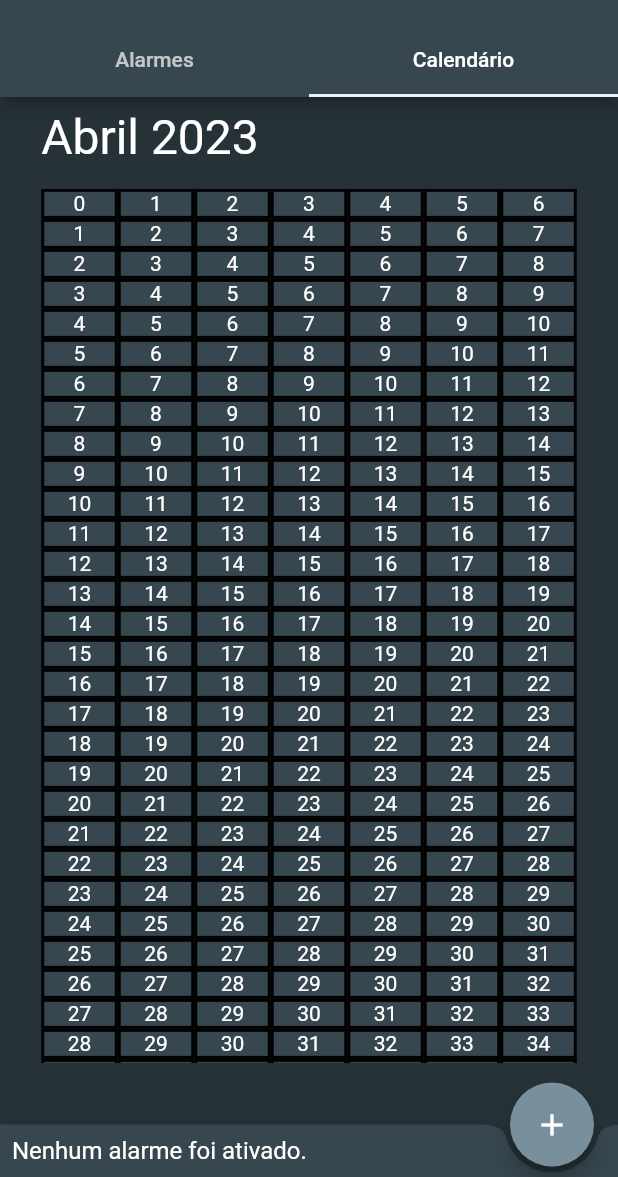
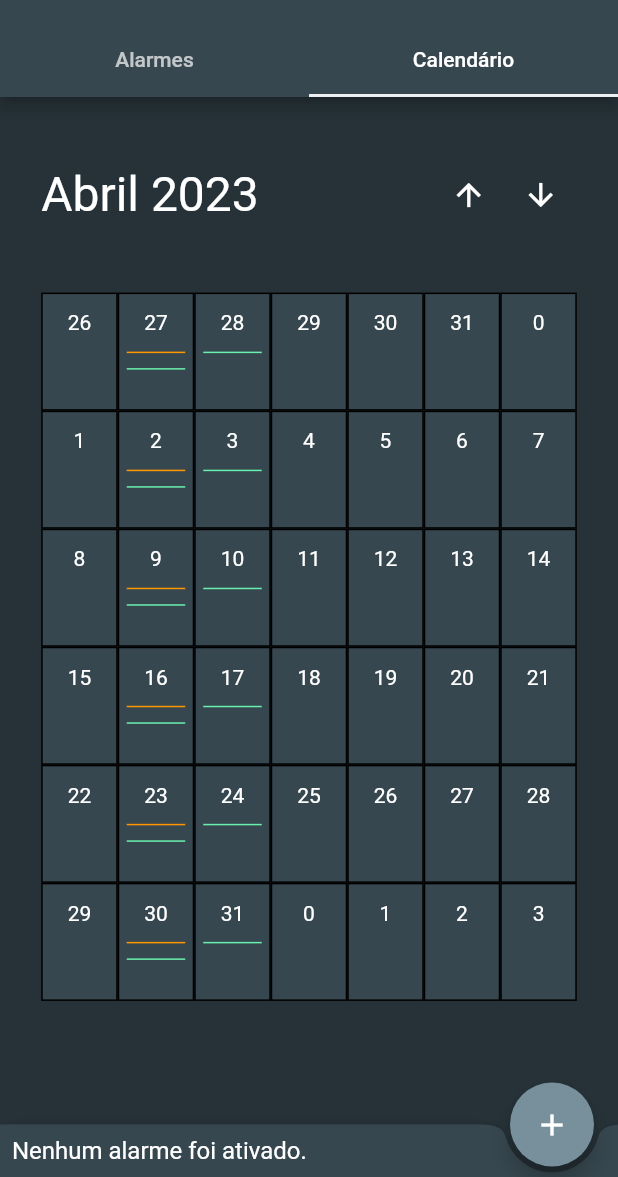
Before and after one commit to MatheusAraujo6/pimobile3a, a Flutter app: the TelaPrincipal screen opened directly, tab 2 chosen, on a phone screen of 412 x 824 dp, the part 59-1236 px from its top. Run offline on Flutter 3.47's test engine with Material 2 defaults, Android fonts, the phone set to English and light mode, and no system bars.

Commit message:
Melhoras no widget Calendário

```diff
--- a/lib/calendario.dart
+++ b/lib/calendario.dart
@@ -4,21 +4,70 @@ class DiaCalendario extends StatelessWidget {
   final int dia;
   const DiaCalendario({super.key, this.dia = 0});
 
+  Widget textoDia() {
+    return Expanded(
+      child: Column(
+        mainAxisAlignment: MainAxisAlignment.center,
+        children: [
+          Text(
+            (dia % 32).toString(),
+            style: const TextStyle(
+              color: Colors.white,
+              fontSize: 14,
+            ),
+          ),
+        ],
+      ),
+    );
+  }
+
+  Widget linhaAlarme(Color cor) {
+    return Padding(
+      padding: const EdgeInsets.only(left: 5, right: 5, bottom: 10),
+      child: Container(
+        height: 1,
+        color: cor,
+      ),
+    );
+  }
+
   @override
   Widget build(BuildContext context) {
+    List<Widget> meuContainer = [];
+    List<Widget> linhas = [];
+    meuContainer.add(textoDia());
+
+    int offset = dia + 1;
+    int offset2 = dia + 0;
+
+    if ((offset % 7) == 0) {
+      linhas.add(linhaAlarme(Colors.orange));
+      linhas.add(linhaAlarme(Colors.greenAccent));
+    }
+
+    if ((offset2 % 7) == 0) {
+      linhas.add(linhaAlarme(Colors.greenAccent));
+    }
+
+    Widget colunaLinhas = Expanded(
+      child: Column(
+        mainAxisAlignment: MainAxisAlignment.start,
+        children: linhas,
+      ),
+    );
+
+    meuContainer.add(colunaLinhas);
+
     return Expanded(
       child: Container(
         alignment: Alignment.center,
         decoration: BoxDecoration(
           color: Colors.blueGrey.shade800,
-          border: Border.all(width: 2),
+          border: Border.all(width: 1),
         ),
-        child: Text(
-          dia.toString(),
-          style: const TextStyle(
-            color: Colors.white,
-            fontSize: 14,
-          ),
+        child: Column(
+          mainAxisAlignment: MainAxisAlignment.spaceEvenly,
+          children: meuContainer,
         ),
       ),
     );
@@ -35,14 +84,8 @@ class Calendario extends StatelessWidget {
       List<Widget> semana = [];
       for (int j = 0; j < 7; j++) {
         semana.add(DiaCalendario(dia: i + j));
-        //semana.add(const Spacer());
       }
-      //semana.removeLast();
-      Expanded linha = Expanded(
-        child: Row(
-          children: semana,
-        ),
-      );
+      Expanded linha = Expanded(child: Row(children: semana));
       linhas.add(linha);
     }
 
@@ -53,112 +96,8 @@ class Calendario extends StatelessWidget {
     );
   }
 
-  Widget gerarSemana(int diaInicial) {
-    List<Widget> semana = [];
-    for (int i = diaInicial; i < diaInicial + 7; i++) {
-      semana.add(DiaCalendario(dia: i));
-      //semana.add(const Spacer());
-    }
-    /*
-    return Expanded(
-      child: Row(
-        children: semana,
-      ),
-    );
-    */
-    return Row(children: semana);
-  }
-
   @override
   Widget build(BuildContext context) {
-    /*
-    return ListView.builder(
-      itemBuilder: (BuildContext context, int index) {
-        return Row(
-          children: [
-            DiaCalendario(dia: index),
-            DiaCalendario(dia: index + 1),
-            DiaCalendario(dia: index + 2),
-            DiaCalendario(dia: index + 3),
-            DiaCalendario(dia: index + 4),
-            DiaCalendario(dia: index + 5),
-            DiaCalendario(dia: index + 6),
-          ],
-        );
-      },
-    );
-    */
-
-    /*
-    List<Widget> linhas = [];
-
-    for (int i = 0; i <= 28; i = i + 7) {
-      List<Widget> semana = [];
-      for (int j = 0; j < 7; j++) {
-        semana.add(DiaCalendario(dia: i + j));
-        semana.add(const Spacer());
-      }
-      semana.removeLast();
-      Row linha = Row(
-        children: semana,
-      );
-      linhas.add(linha);
-    }
-    */
-
-    /*
-
-    return GridView.builder(
-      shrinkWrap: true,
-      gridDelegate:
-          const SliverGridDelegateWithFixedCrossAxisCount(crossAxisCount: 7),
-      itemBuilder: (BuildContext context, int index) {
-        return gerarMes(index);
-      },
-    );
-
-    */
-
-    /*
-    return Column(
-      children: [
-        Expanded(child: gerarMes(0)),
-        Expanded(child: gerarMes(50)),
-      ],
-    );
-    */
-
-    /*
-    return ListView.builder(
-      shrinkWrap: true,
-      itemBuilder: (BuildContext context, int index) {
-        gerarSemana(index);
-      },
-    );
-    */
-
-    List<Widget> semanas = [];
-
-    for (int i = 0; i < 50; i++) {
-      Widget semana = gerarSemana(i);
-      semanas.add(semana);
-    }
-
-    /*
-    return ListView(
-      children: [
-        gerarSemana(0),
-        gerarSemana(10),
-      ],
-    );
-    */
-
-    return ListView(
-      children: semanas,
-    );
-
-    //return gerarSemana(10);
-
-    //return gerarMes(0);
+    return Flexible(child: gerarMes(26));
   }
 }
--- a/lib/gerenciar_lista.dart
+++ b/lib/gerenciar_lista.dart
@@ -48,33 +48,49 @@ class _TelaPrincipalState extends State<TelaPrincipal> {
         ),
         body: TabBarView(
           children: <Widget>[
-            ListView.builder(
-              itemBuilder: (BuildContext context, int index) {
-                return const AlarmeCard();
-              },
+            ListView(
+              children: const [
+                AlarmeCard(),
+                AlarmeCard(),
+              ],
             ),
             Padding(
               padding: EdgeInsets.only(
-                top: 0.01 * height,
+                top: 0.05 * height,
                 left: 0.0667 * width,
                 right: 0.0667 * width,
-                bottom: 0.05 * height,
+                bottom: 0.1 * height,
               ),
               child: Column(
                 mainAxisAlignment: MainAxisAlignment.spaceBetween,
                 crossAxisAlignment: CrossAxisAlignment.start,
-                children: const [
+                children: [
                   Padding(
-                    padding: EdgeInsets.only(bottom: 15),
-                    child: Text(
-                      'Abril 2023',
-                      style: TextStyle(
-                        color: Colors.white,
-                        fontSize: 32,
-                      ),
+                    padding: EdgeInsets.only(bottom: 0.05 * height),
+                    child: Row(
+                      children: [
+                        const Text(
+                          'Abril 2023',
+                          style: TextStyle(
+                            color: Colors.white,
+                            fontSize: 32,
+                          ),
+                        ),
+                        const Spacer(),
+                        IconButton(
+                          onPressed: () {},
+                          color: Colors.white,
+                          icon: const Icon(Icons.arrow_upward),
+                        ),
+                        IconButton(
+                          onPressed: () {},
+                          color: Colors.white,
+                          icon: const Icon(Icons.arrow_downward),
+                        ),
+                      ],
                     ),
                   ),
-                  Expanded(child: Calendario()),
+                  const Calendario(),
                 ],
               ),
             ),
```
